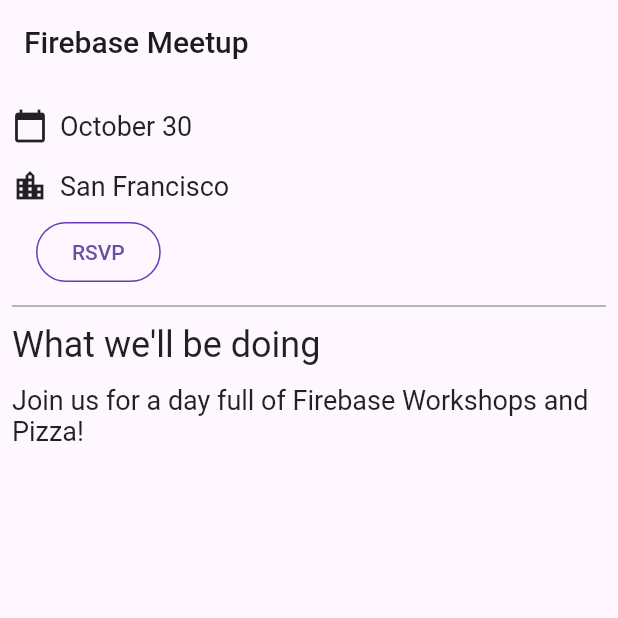
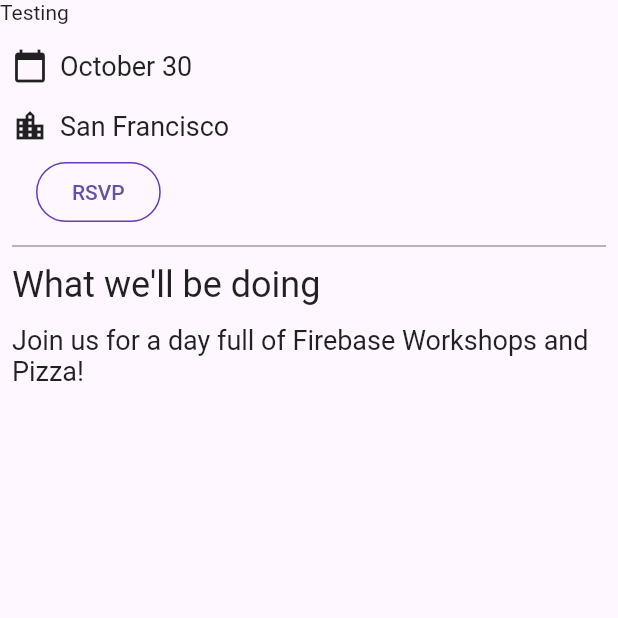
Before and after one commit to ernestlipson/flutterFirebase, a Flutter app: the screen it shows after launch, on a phone screen of 412 x 824 dp, the top half of it. Run offline on Flutter 3.47's test engine with Material 2 defaults, Android fonts, the phone set to English and light mode, and no system bars; our stand-ins replace firebase_auth, firebase_core, go_router, google_fonts; missing offline and left inert: firebase_ui_auth; accounts and stored records are empty.

```diff
--- a/learn_firebase/lib/home_page.dart
+++ b/learn_firebase/lib/home_page.dart
@@ -13,9 +13,11 @@ class HomePage extends StatelessWidget {
   @override
   Widget build(BuildContext context) {
     return Scaffold(
-      appBar: AppBar(
-        title: const Text('Firebase Meetup'),
-      ),
+      appBar: PreferredSize(
+          preferredSize: const Size.fromHeight(kToolbarHeight),
+          child: Container(
+            child: Text('Testing'),
+          )),
       body: ListView(
         children: <Widget>[
           Image.asset('assets/codelab.png'),
```
Also changed, not shown: learn_firebase/lib/main.dart (+5 -4 lines), 7 other files.
